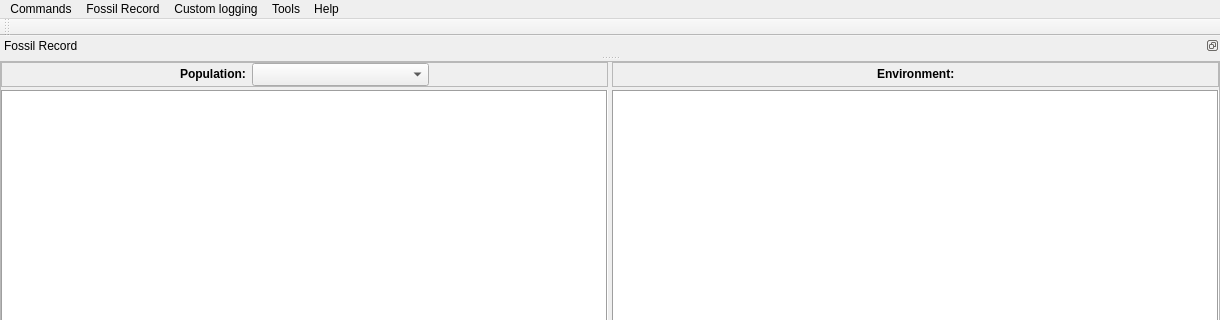
Above: mainwindow.ui from palaeoware/revosim before the change; both pictures show x 0 to 1220 and y 0 to 320 of the 1220 by 791 pixel window. Below: the same form after it.
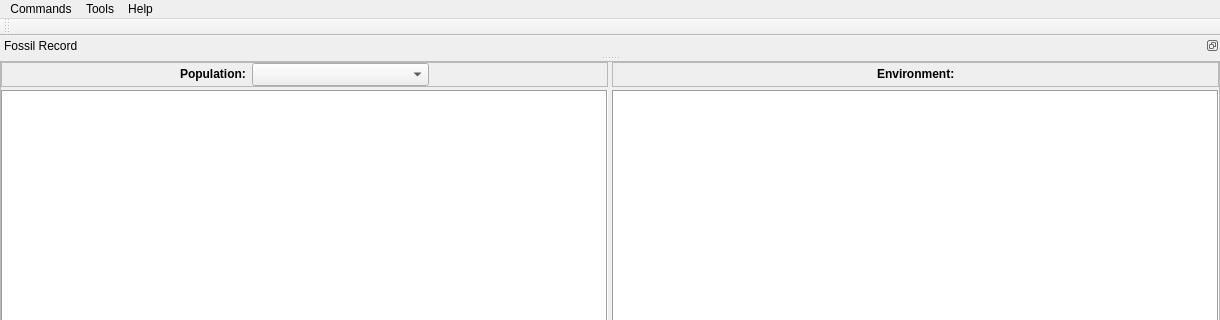
That is the form after the change.

Commit message: Complete removal of the Fossil Record Tools

Patch:
```diff
--- a/mainwindow.ui
+++ b/mainwindow.ui
@@ -572,28 +572,6 @@
     <addaction name="separator"/>
     <addaction name="actionExit"/>
    </widget>
-   <widget class="QMenu" name="menuFossil_Record">
-    <property name="title">
-     <string>Fossil Record</string>
-    </property>
-    <addaction name="actionFossil_Record"/>
-    <addaction name="separator"/>
-    <addaction name="actionChoose_Log_Directory"/>
-    <addaction name="actionShow_positions"/>
-    <addaction name="separator"/>
-    <addaction name="actionAdd_Random"/>
-    <addaction name="actionAdd_Regular"/>
-    <addaction name="actionSet_Sparsity"/>
-    <addaction name="actionSet_Active"/>
-    <addaction name="actionSet_Inactive"/>
-   </widget>
-   <widget class="QMenu" name="menuSpecies">
-    <property name="title">
-     <string>Custom logging</string>
-    </property>
-    <addaction name="actionFitness_logging_to_File"/>
-    <addaction name="actionRecombination_logging"/>
-   </widget>
    <widget class="QMenu" name="menuTools">
     <property name="title">
      <string>Tools</string>
@@ -611,8 +589,6 @@
     <addaction name="actionAbout"/>
    </widget>
    <addaction name="menuCommands"/>
-   <addaction name="menuFossil_Record"/>
-   <addaction name="menuSpecies"/>
    <addaction name="menuTools"/>
    <addaction name="menuHelp"/>
   </widget>
```
Left out of the diff: 54 changed lines with no effect on the pictures. The commit also changes 10 other files.
